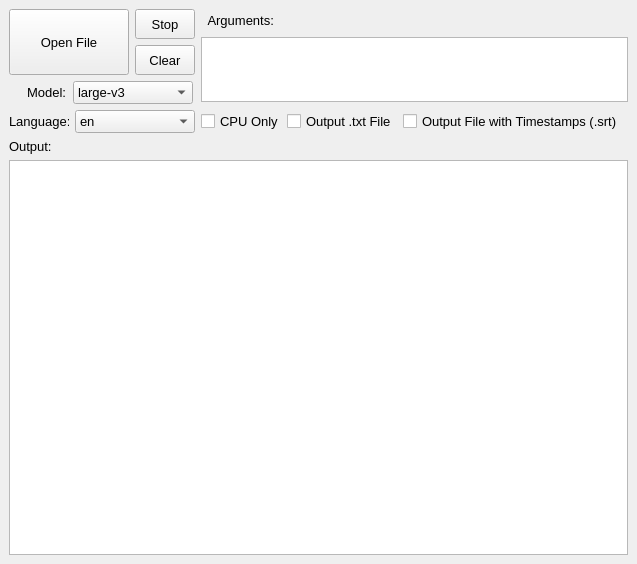
Qt form mainwindow.ui (mehtabmahir/easy-whisper-ui) before a commit.
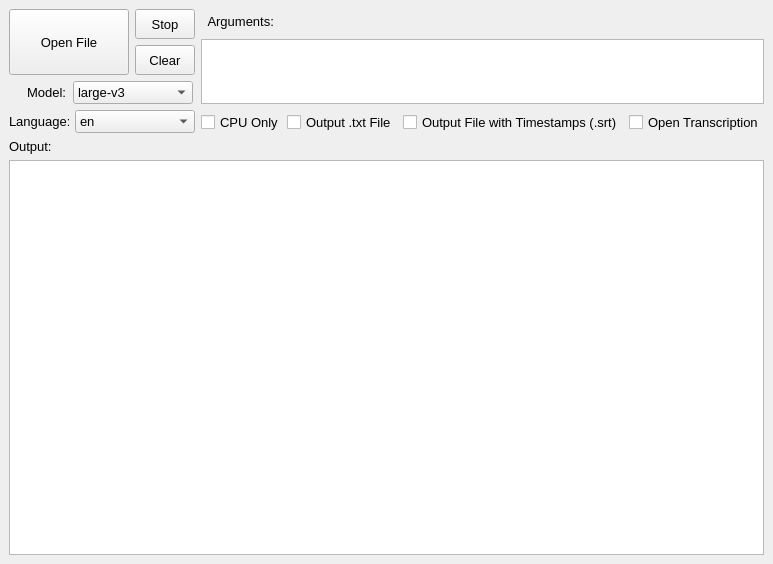
The same form after that commit.

The edit to the form file:
```diff
--- a/mainwindow.ui
+++ b/mainwindow.ui
@@ -6,7 +6,7 @@
    <rect>
     <x>0</x>
     <y>0</y>
-    <width>637</width>
+    <width>767</width>
     <height>564</height>
    </rect>
   </property>
@@ -181,11 +181,24 @@
           <verstretch>0</verstretch>
          </sizepolicy>
         </property>
+        <property name="maximumSize">
+         <size>
+          <width>225</width>
+          <height>16777215</height>
+         </size>
+        </property>
         <property name="text">
          <string>Output File with Timestamps (.srt)</string>
         </property>
        </widget>
       </item>
+      <item>
+       <widget class="QCheckBox" name="checkBox">
+        <property name="text">
+         <string>Open Transcription</string>
+        </property>
+       </widget>
+      </item>
      </layout>
     </item>
     <item row="1" column="1">
```
Left out of the diff: 2 changed lines with no effect on the pictures.
